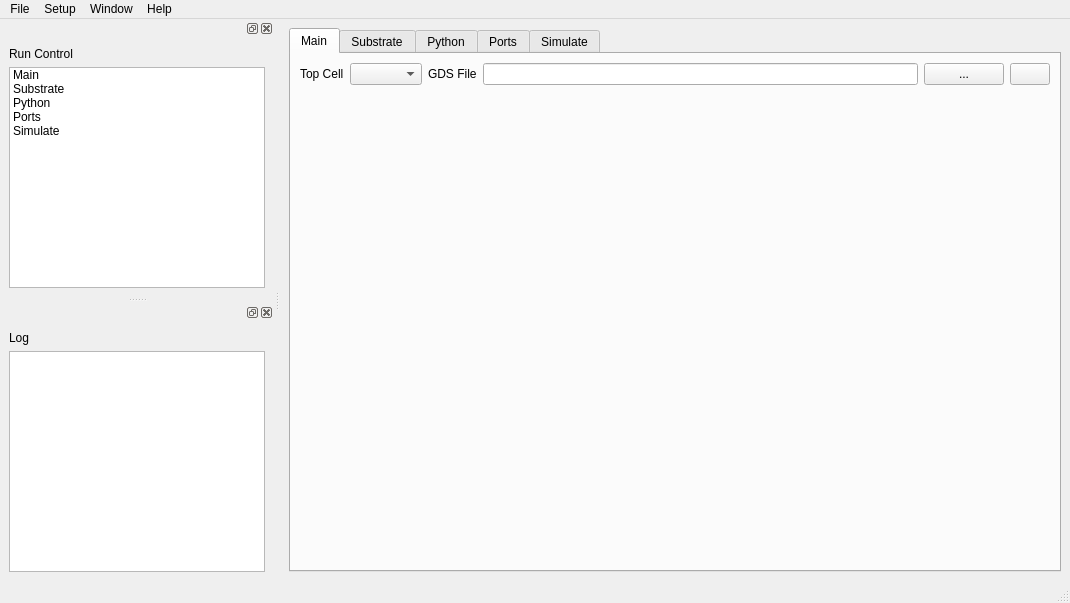
This is src/mainwindow.ui in IHP-GmbH/EMStudio as Qt 5 draws it before an edit. The edited form follows.
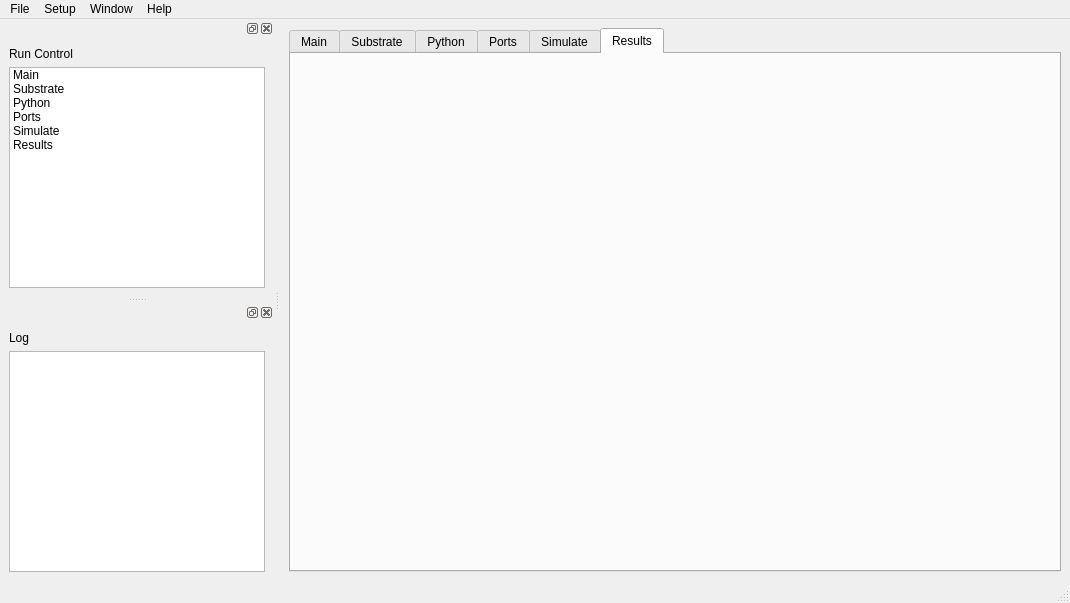
This is the edited form. The open tabs and pages were chosen to show the change. Custom widgets are drawn as their Qt base class.

Commit message:
Add native Results viewer with Touchstone plots and Model Fit.
Palace/Elmer CSV is converted to .sNp after a successful run, snp2le can be launched from Results, and Python deps are documented for host/WSL workflows.

What changed in the file:
```diff
--- a/src/mainwindow.ui
+++ b/src/mainwindow.ui
@@ -406,6 +406,25 @@
         </item>
        </layout>
       </widget>
+      <widget class="QWidget" name="tabResults">
+       <attribute name="title">
+        <string>Results</string>
+       </attribute>
+       <layout class="QVBoxLayout" name="verticalLayoutResults">
+        <property name="leftMargin">
+         <number>0</number>
+        </property>
+        <property name="topMargin">
+         <number>0</number>
+        </property>
+        <property name="rightMargin">
+         <number>0</number>
+        </property>
+        <property name="bottomMargin">
+         <number>0</number>
+        </property>
+       </layout>
+      </widget>
      </widget>
     </item>
    </layout>
@@ -498,6 +517,11 @@
          <string>Simulate</string>
         </property>
        </item>
+       <item>
+        <property name="text">
+         <string>Results</string>
+        </property>
+       </item>
       </widget>
      </item>
     </layout>
```
The commit also changes 20 other files.
